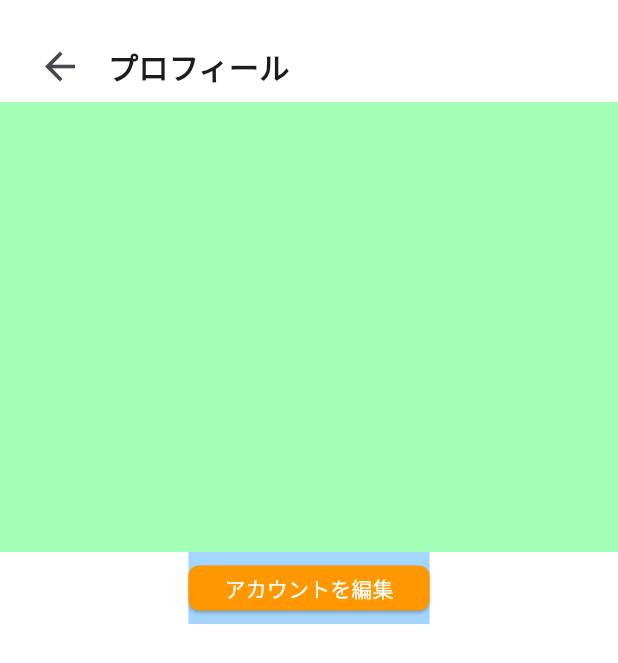
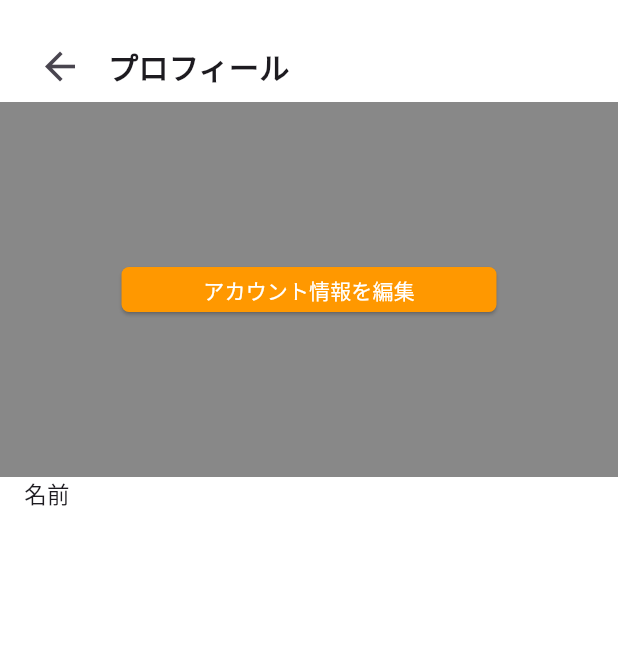
Before and after one commit to Ktento/breman-front, a Flutter app: the AccountProfile screen opened directly, on a phone screen of 412 x 824 dp. Shown: the top 663 px of the screen. Run offline on Flutter 3.47's test engine with Material 3 defaults, Android fonts, the phone set to English and light mode, and no system bars.

Commit message:
原状回復

```diff
--- a/lib/account_profile.dart
+++ b/lib/account_profile.dart
@@ -1,4 +1,5 @@
 import 'package:flutter/material.dart';
+import 'profile_edit.dart';
 
 class AccountProfile extends StatelessWidget {
   @override
@@ -31,24 +32,53 @@ class AccountProfile extends StatelessWidget {
 
             // その他のコンテンツをここに追加
             Container(
-              color: const Color.fromARGB(109, 40, 255, 90),
+              padding: const EdgeInsets.all(16.0),
+              color: const Color.fromARGB(119, 0, 0, 0),
               width: MediaQuery.of(context).size.width, // 画面の幅に合わせる
-              height: 300,
+              height: 250, // 高さ
+              alignment: Alignment.center, // ボタンを中央に配置
+              child: SizedBox(
+                width: 250, // ボタンの幅
+                height: 30, // ボタンの高さ
+                child: ElevatedButton(
+                  child: const Text('アカウント情報を編集'),
+                  style: ElevatedButton.styleFrom(
+                    backgroundColor: Colors.orange, // 背景色
+                    foregroundColor: Colors.white, // 文字色
+                    shape: RoundedRectangleBorder(
+                      borderRadius: BorderRadius.circular(5), // 角の丸みを調整
+                    ),
+                  ),
+                  onPressed: () {
+                    print('アカウントボタンが押されました');
+                            Navigator.push(
+                                context,
+                                MaterialPageRoute(
+                                    // （2） 実際に表示するページ(ウィジェット)を指定する
+                                    builder: (context) => ProfileEdit()));
+                  },
+                ),
+              ),
             ),
-            // ボタンコンテナ
+
             Container(
-              color: const Color.fromARGB(108, 40, 158, 255),
-              child: ElevatedButton(
-                onPressed: () {}, // ログインボタンを押したときの処理
-                child: const Text('アカウントを編集'),
-                style: ElevatedButton.styleFrom(
-                  backgroundColor: Colors.orange,
-                  foregroundColor: Colors.white,
-                  minimumSize: Size(120, 30), // ボタンの最小サイズを指定
-                  shape: RoundedRectangleBorder(
-                    borderRadius: BorderRadius.circular(7), // 角の丸みを調整
+              child: Row(
+                children: [
+                  Expanded(
+                    child: Align(
+                      alignment: Alignment.centerLeft,
+                      child: Padding(
+                        padding: const EdgeInsets.only(left: 16.0),
+                        child: Text(
+                          '名前',
+                          style: TextStyle(
+                            fontSize: 15,
+                          ),
+                        ),
+                      ),
+                    ),
                   ),
-                ),
+                ],
               ),
             ),
           ],
```
